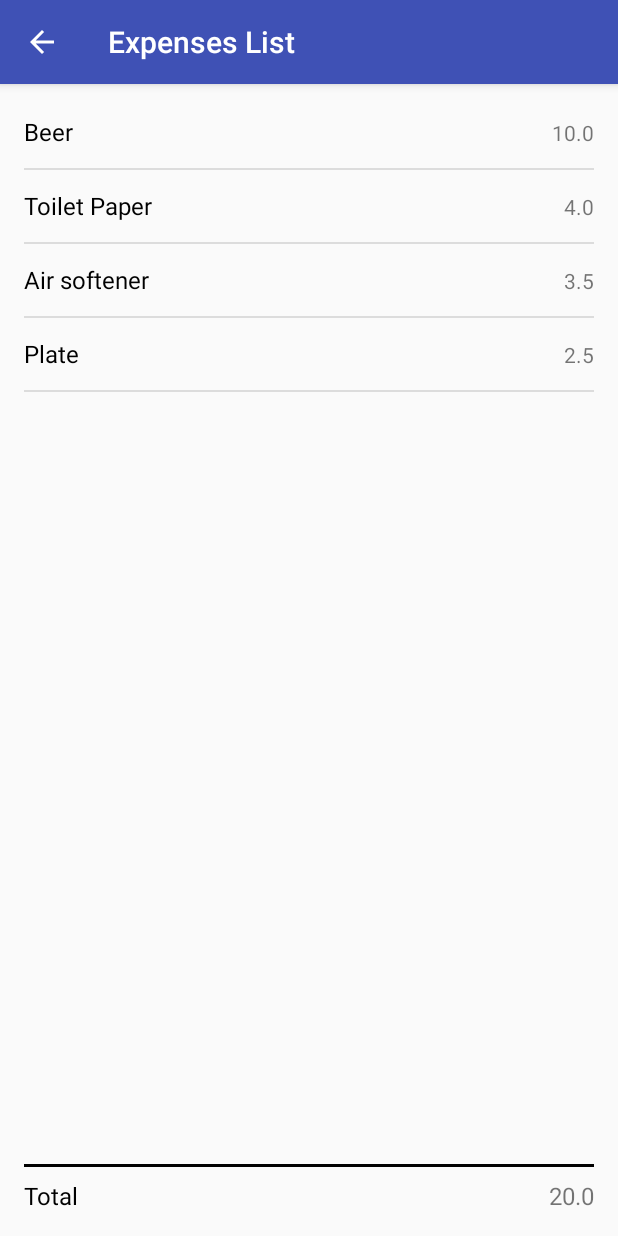
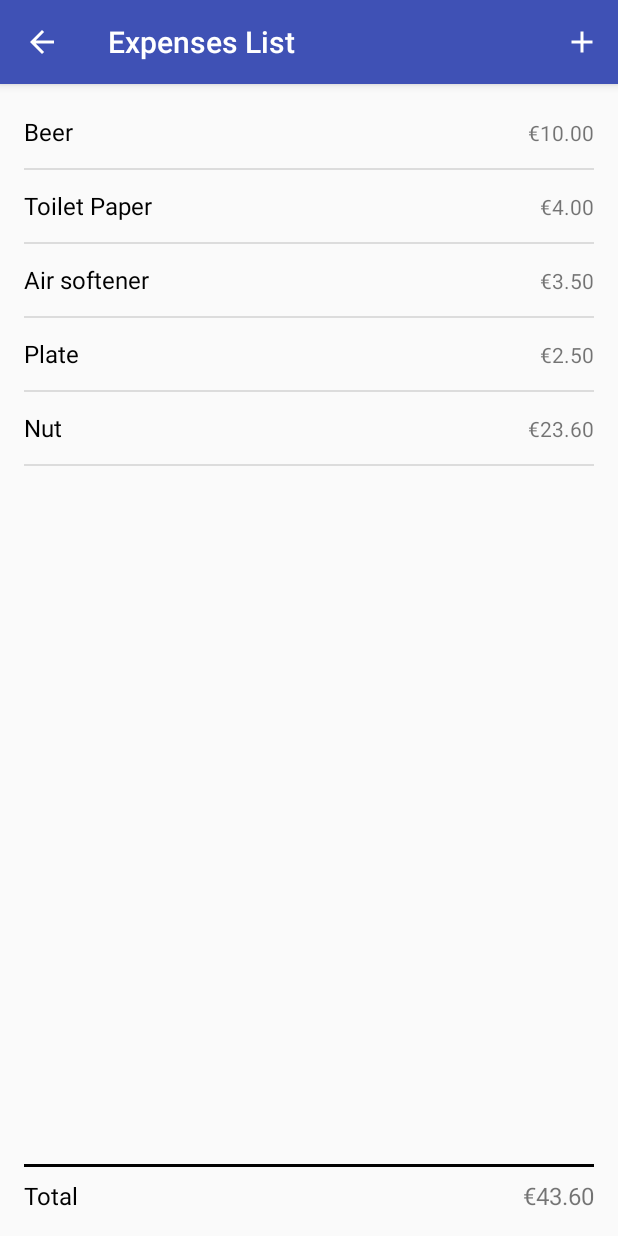
Before and after one commit to alexandar1000/HouseBuddyAndroid, an Android app: the ExpensesActivity screen opened directly, with no data from a screen before it, on a phone screen of 412 x 824 dp. Run offline under Robolectric (Android 15) with nearby library versions, the phone set to English and light mode, and no system bars.

Commit message:
Expenses list small additions

```diff
--- a/app/src/main/java/allurosi/housebuddy/expensetracker/ExpensesActivity.java
+++ b/app/src/main/java/allurosi/housebuddy/expensetracker/ExpensesActivity.java
@@ -2,17 +2,21 @@ package allurosi.housebuddy.expensetracker;
 
 import android.os.Bundle;
 import android.support.v7.app.AppCompatActivity;
+import android.view.Menu;
+import android.view.MenuInflater;
 import android.widget.ListView;
+import android.widget.TextView;
 
+import java.text.DecimalFormat;
 import java.util.ArrayList;
 import java.util.List;
 
 import allurosi.housebuddy.R;
 
 public class ExpensesActivity extends AppCompatActivity {
-
+    private static DecimalFormat df2 = new DecimalFormat(".##");
     private List<Product> productList = new ArrayList<>();
-
+    public TextView totalprice;
     @Override
     protected void onCreate(Bundle savedInstanceState) {
         super.onCreate(savedInstanceState);
@@ -25,8 +29,19 @@ public class ExpensesActivity extends AppCompatActivity {
         ListView productListView = findViewById(R.id.product_list);
         ExpensesListAdapter listAdapter = new ExpensesListAdapter(this, R.layout.product_list_item, productList);
         productListView.setAdapter(listAdapter);
+        totalprice = findViewById(R.id.total_price);
+        initDummyData();
 
-        initDummyData();
+        totalPrice();
+
+    }
+
+    @Override
+    public boolean onCreateOptionsMenu(Menu menu) {
+        MenuInflater inflater = getMenuInflater();
+        inflater.inflate(R.menu.context_menu_expenses, menu);
+
+        return true;
     }
 
     private void initDummyData() {
@@ -34,6 +49,15 @@ public class ExpensesActivity extends AppCompatActivity {
         productList.add(new Product("Toilet Paper", 4));
         productList.add(new Product("Air softener", 3.5));
         productList.add(new Product("Plate", 2.5));
+        productList.add(new Product("Nut",23.60));
+    }
+
+    private void totalPrice(){
+        double total=0;
+        for(int i=0;i<productList.size();i++){
+            total+=productList.get(i).getPrice();
+        }
+        totalprice.setText("€"+String.format("%.2f",total));
     }
 
 }
--- a/app/src/main/java/allurosi/housebuddy/expensetracker/ExpensesListAdapter.java
+++ b/app/src/main/java/allurosi/housebuddy/expensetracker/ExpensesListAdapter.java
@@ -40,7 +40,7 @@ public class ExpensesListAdapter extends ArrayAdapter<Product> {
 
         if (product != null) {
             productName.setText(product.getName());
-            productPrice.setText(String.valueOf(product.getPrice()));
+            productPrice.setText("€"+String.format("%.2f",product.getPrice()));
         }
 
         return convertView;
--- a/app/src/main/res/layout/activity_expenses.xml
+++ b/app/src/main/res/layout/activity_expenses.xml
@@ -47,6 +47,7 @@
             android:textSize="16sp" />
 
         <TextView
+            android:id="@+id/total_price"
             android:layout_width="wrap_content"
             android:layout_height="wrap_content"
             android:layout_alignParentEnd="true"
--- /dev/null
+++ b/app/src/main/res/menu/context_menu_expenses.xml
@@ -0,0 +1,13 @@
+<?xml version="1.0" encoding="utf-8"?>
+<menu xmlns:android="http://schemas.android.com/apk/res/android"
+    xmlns:app="http://schemas.android.com/apk/res-auto">
+
+    <item
+        android:id="@+id/nut"
+        android:icon="@drawable/ic_add_white"
+        android:title="@string/mark_completed"
+        app:showAsAction="ifRoom"
+        />
+
+
+</menu>
--- a/app/src/main/res/menu/context_menu_todo_list.xml
+++ b/app/src/main/res/menu/context_menu_todo_list.xml
@@ -4,7 +4,8 @@
     <item
         android:id="@+id/action_complete_multiple"
         android:icon="@drawable/ic_check_white"
-        android:title="@string/mark_completed" />
+        android:title="@string/mark_completed"
+        />
 
     <item
         android:id="@+id/action_delete_multiple"
```
Also changed, not shown: app/src/main/res/layout/dialog_new_expense.xml (added, +84 -0 lines).
